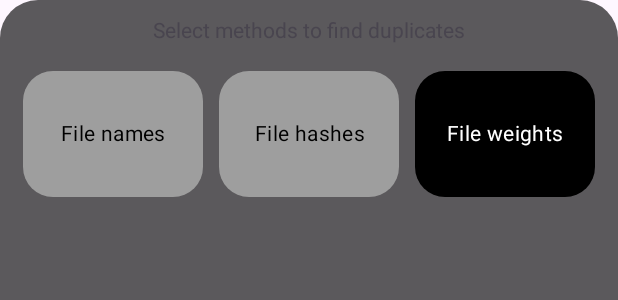
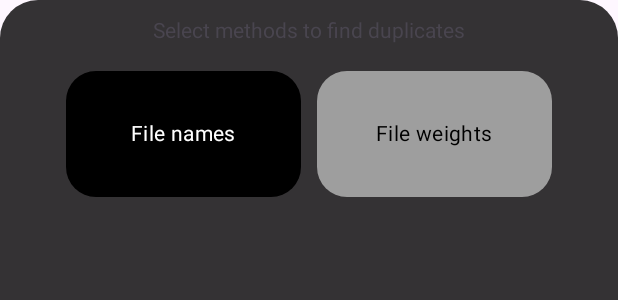
Before and after one commit to DreXASK/ReDuplicate, an Android app: the layout bottom_sheet_dialog_settings.xml on its own in the app's theme, with its tools: preview values and no code run, on a phone screen of 412 x 824 dp. Shown: the top 300 px of the screen. Run offline under Robolectric (Android 15) with nearby library versions, the phone set to English and light mode, and no system bars.

Commit message:
duplicateFinder refined

```diff
--- a/app/src/main/java/com/drexask/reduplicate/folderPicker/presentation/FolderPickerFragment.kt
+++ b/app/src/main/java/com/drexask/reduplicate/folderPicker/presentation/FolderPickerFragment.kt
@@ -18,8 +18,6 @@ import dagger.hilt.android.AndroidEntryPoint
 
 @AndroidEntryPoint
 class FolderPickerFragment : Fragment() {
-
-    //private val viewModel by hiltNavGraphViewModels<MainNavGraphViewModel>(R.id.main_graph)
 
     private lateinit var activityFolderPickerResultLauncher: ActivityResultLauncher<Intent>
 
--- a/app/src/main/res/layout/bottom_sheet_dialog_settings.xml
+++ b/app/src/main/res/layout/bottom_sheet_dialog_settings.xml
@@ -21,6 +21,7 @@
         android:layout_width="0dp"
         android:layout_height="wrap_content"
         android:layout_margin="10dp"
+        android:gravity="center_horizontal"
         android:orientation="horizontal"
         android:weightSum="3"
         app:layout_constraintBottom_toBottomOf="parent"
@@ -36,17 +37,9 @@
             android:layout_width="100dp"
             android:layout_height="100dp"
             android:layout_weight="1"
+            android:checkable="true"
             android:text="@string/use_file_names_to_find_duplicates"
-            android:checkable="true"/>
-
-        <com.google.android.material.chip.Chip
-            android:id="@+id/chip_file_hashes"
-            style="@style/ChipChoice"
-            android:layout_width="100dp"
-            android:layout_height="100dp"
-            android:layout_weight="1"
-            android:text="@string/use_file_hash_to_find_duplicates"
-            android:checkable="true"/>
+            tools:checked="true" />
 
         <com.google.android.material.chip.Chip
             android:id="@+id/chip_file_weights"
@@ -54,10 +47,8 @@
             android:layout_width="100dp"
             android:layout_height="100dp"
             android:layout_weight="1"
-            android:text="@string/use_file_weights_to_find_duplicates"
             android:checkable="true"
-            tools:checked="true"/>
-
+            android:text="@string/use_file_weights_to_find_duplicates" />
     </LinearLayout>
 
 </androidx.constraintlayout.widget.ConstraintLayout>
--- a/app/src/main/res/values/colors.xml
+++ b/app/src/main/res/values/colors.xml
@@ -2,7 +2,7 @@
 <resources>
     <color name="black">#FF000000</color>
     <color name="white">#FFFFFFFF</color>
-    <color name="transparent_black">#A3000000</color>
+    <color name="transparent_black">#CB000000</color>
 
 
     <color name="material_yellow_900">#F57F17</color>
--- a/build.gradle.kts
+++ b/build.gradle.kts
@@ -1,6 +1,6 @@
 // Top-level build file where you can add configuration options common to all sub-projects/modules.
 plugins {
-    id("com.android.application") version "8.4.2" apply false
+    id("com.android.application") version "8.5.0" apply false
     id("org.jetbrains.kotlin.android") version "2.0.0" apply false
     id("com.google.dagger.hilt.android") version "2.49" apply false
     id("com.google.devtools.ksp") version "2.0.0-1.0.22" apply false
```
Also changed, not shown: app/src/main/java/com/drexask/reduplicate/duplicateFinder/presentation/DuplicateFinderFragment.kt (+33 -26 lines), app/src/main/java/com/drexask/reduplicate/duplicateFinder/presentation/DuplicateFinderFragmentViewModel.kt (+44 -10 lines), gradle/wrapper/gradle-wrapper.properties.
